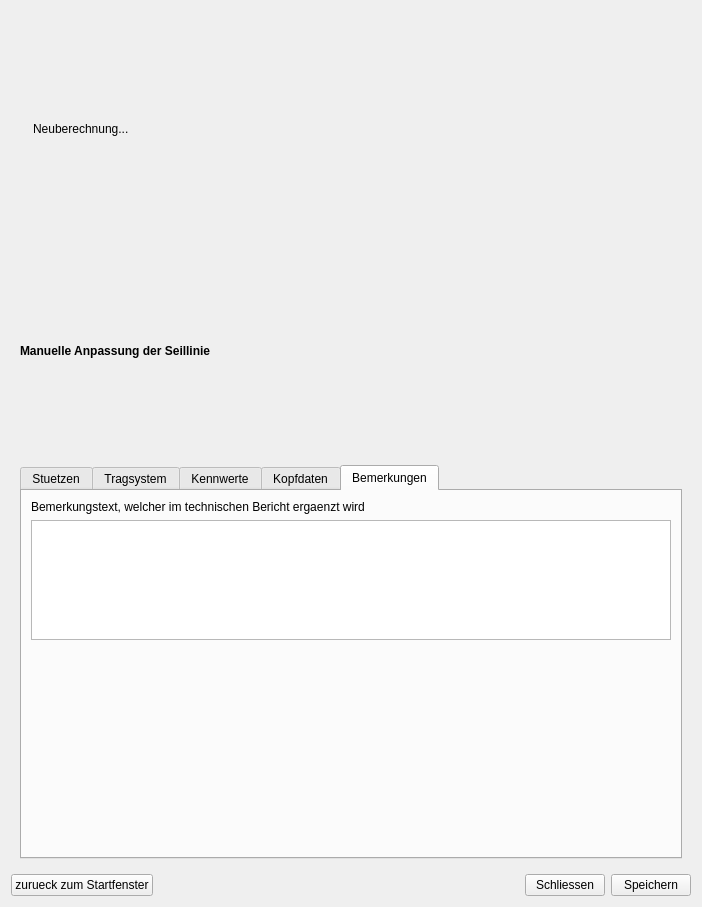
Old version of the form gui/adjustmentDialog.ui in the repository piMoll/SEILAPLAN.
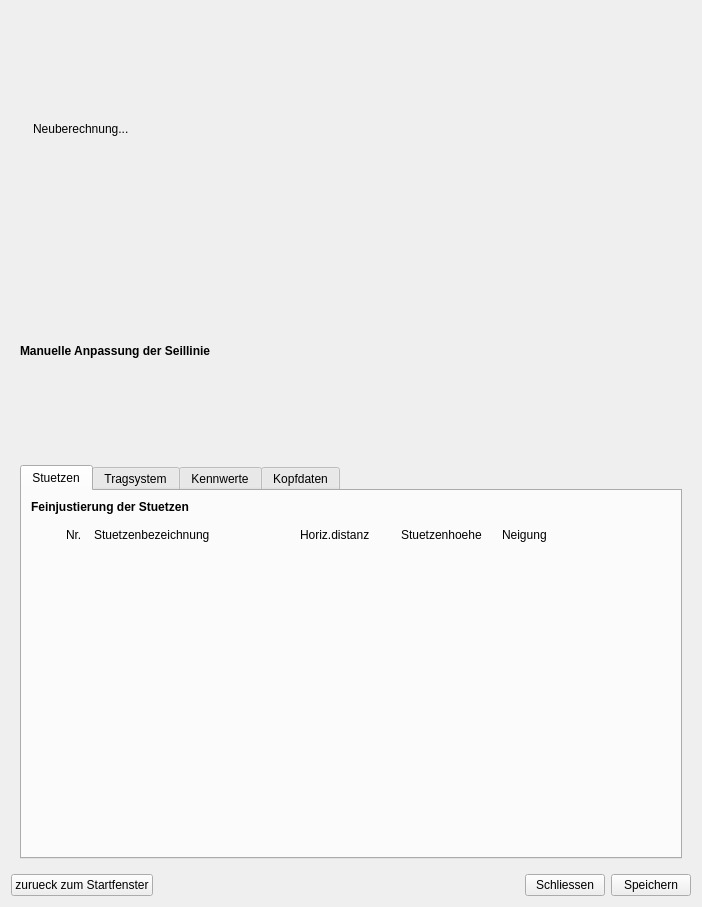
New version of the form. The open tabs and pages were chosen to show the change. Icons and pictures are not drawn.

Patch:
```diff
--- a/gui/adjustmentDialog.ui
+++ b/gui/adjustmentDialog.ui
@@ -935,53 +935,6 @@
              </item>
             </layout>
            </widget>
-           <widget class="QWidget" name="tabComment">
-            <attribute name="title">
-             <string>Bemerkungen</string>
-            </attribute>
-            <layout class="QVBoxLayout" name="verticalLayout_4">
-             <item>
-              <layout class="QVBoxLayout" name="verticalLayout_3">
-               <item>
-                <widget class="QLabel" name="label_16">
-                 <property name="text">
-                  <string>Bemerkungstext, welcher im technischen Bericht ergaenzt wird</string>
-                 </property>
-                </widget>
-               </item>
-               <item>
-                <widget class="QPlainTextEdit" name="fieldComment">
-                 <property name="sizePolicy">
-                  <sizepolicy hsizetype="Expanding" vsizetype="Preferred">
-                   <horstretch>0</horstretch>
-                   <verstretch>0</verstretch>
-                  </sizepolicy>
-                 </property>
-                 <property name="maximumSize">
-                  <size>
-                   <width>16777215</width>
-                   <height>120</height>
-                  </size>
-                 </property>
-                </widget>
-               </item>
-               <item>
-                <spacer name="verticalSpacer_3">
-                 <property name="orientation">
-                  <enum>Qt::Vertical</enum>
-                 </property>
-                 <property name="sizeHint" stdset="0">
-                  <size>
-                   <width>20</width>
-                   <height>40</height>
-                  </size>
-                 </property>
-                </spacer>
-               </item>
-              </layout>
-             </item>
-            </layout>
-           </widget>
           </widget>
          </item>
         </layout>
```
Left out of the diff: 1 changed line with no effect on the pictures.
